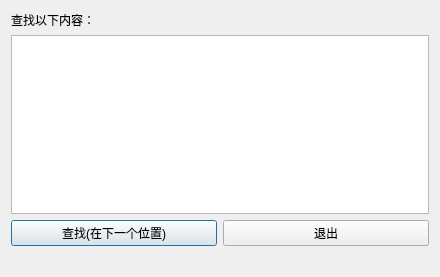
This is finddialog.ui in MarkLux/MEditor as Qt 5 draws it before an edit. The edited form follows.
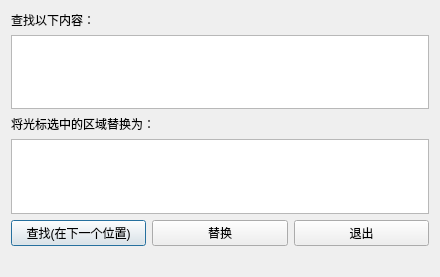
This is the edited form.

Commit message: finish replace function.done.

```diff
--- a/finddialog.ui
+++ b/finddialog.ui
@@ -14,6 +14,13 @@
    <string>Dialog</string>
   </property>
   <layout class="QGridLayout" name="gridLayout">
+   <item row="3" column="0" colspan="2">
+    <widget class="QLabel" name="label_2">
+     <property name="text">
+      <string>将光标选中的区域替换为：</string>
+     </property>
+    </widget>
+   </item>
    <item row="1" column="0">
     <widget class="QLabel" name="label">
      <property name="text">
@@ -21,30 +28,40 @@
      </property>
     </widget>
    </item>
-   <item row="2" column="0" colspan="2">
-    <widget class="QPlainTextEdit" name="plainTextEdit"/>
-   </item>
-   <item row="3" column="0">
+   <item row="5" column="0">
     <widget class="QPushButton" name="nextBtn">
      <property name="text">
       <string>查找(在下一个位置)</string>
      </property>
     </widget>
    </item>
-   <item row="3" column="1">
-    <widget class="QPushButton" name="exitBtn">
-     <property name="text">
-      <string>退出</string>
-     </property>
-    </widget>
-   </item>
-   <item row="4" column="0" colspan="2">
+   <item row="8" column="0" colspan="2">
     <widget class="QLabel" name="resLabel">
      <property name="text">
       <string/>
      </property>
     </widget>
    </item>
+   <item row="4" column="0" colspan="3">
+    <widget class="QPlainTextEdit" name="afterTextEdit"/>
+   </item>
+   <item row="2" column="0" colspan="3">
+    <widget class="QPlainTextEdit" name="plainTextEdit"/>
+   </item>
+   <item row="5" column="2">
+    <widget class="QPushButton" name="exitBtn">
+     <property name="text">
+      <string>退出</string>
+     </property>
+    </widget>
+   </item>
+   <item row="5" column="1">
+    <widget class="QPushButton" name="replaceButton">
+     <property name="text">
+      <string>替换</string>
+     </property>
+    </widget>
+   </item>
   </layout>
  </widget>
  <resources/>
```
Left out of the diff: 2 changed lines with no effect on the pictures. The commit also changes 7 other files.
